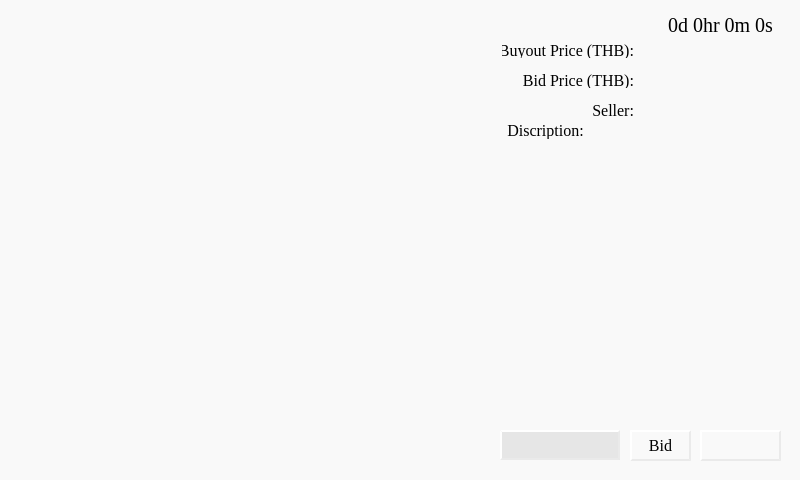
First picture: the form in chimera/ui/viewauction.ui, repository shiragaP/uAuction, before the edit.
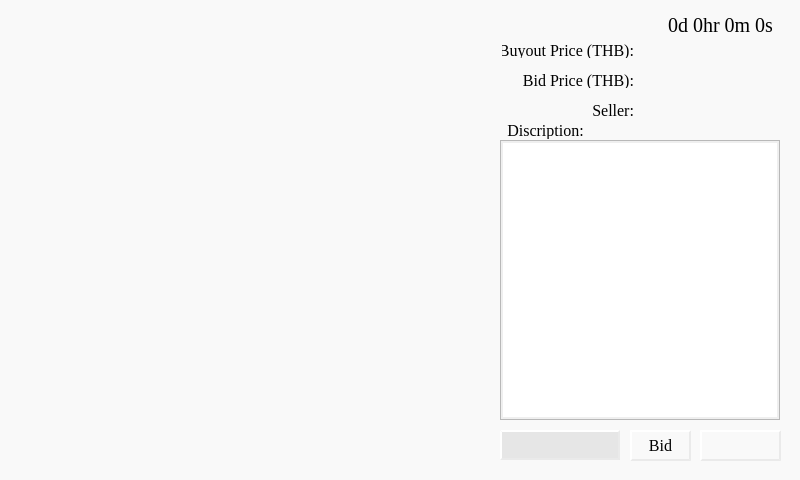
Second picture: the form after the edit.

```diff
--- a/chimera/ui/viewauction.ui
+++ b/chimera/ui/viewauction.ui
@@ -23,7 +23,6 @@
 
 QWidget
 {
-	background-color: rgba(239, 239, 239, 0);
 	padding: 2px;
 }
 
```
